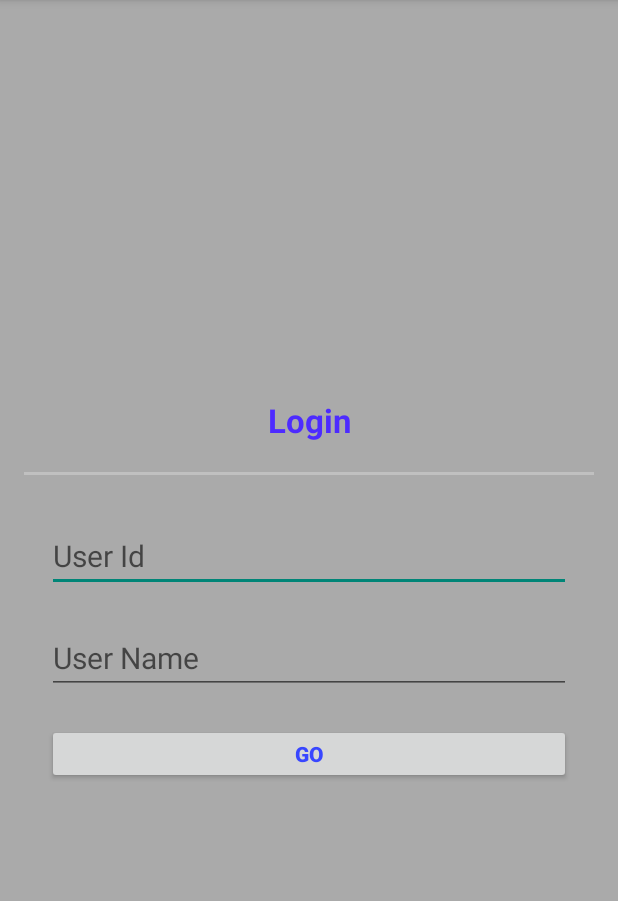
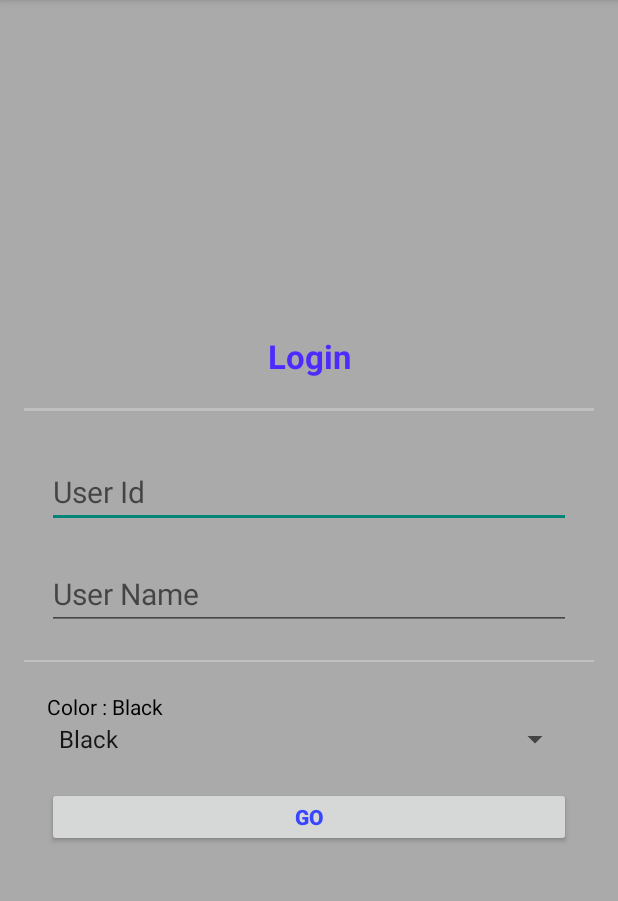
Before and after one commit to leslie0216/wormhole, an Android app: the screen it shows after launch (LoginActivity), on a phone screen of 412 x 824 dp, the part 84-985 px from its top. Run offline under Robolectric (Android 15) with nearby library versions, the phone set to English and light mode, and no system bars.

Commit message:
-disable log -add color selector

```diff
--- a/app/src/main/java/ca/usask/chl848/wormhole/LoginActivity.java
+++ b/app/src/main/java/ca/usask/chl848/wormhole/LoginActivity.java
@@ -4,21 +4,69 @@ import android.app.Activity;
 import android.app.AlertDialog;
 import android.content.DialogInterface;
 import android.content.Intent;
+import android.graphics.Color;
 import android.os.Bundle;
 import android.view.KeyEvent;
 import android.view.Menu;
 import android.view.MenuItem;
 import android.view.View;
+import android.widget.AdapterView;
+import android.widget.ArrayAdapter;
 import android.widget.Button;
+import android.widget.Spinner;
 import android.widget.TextView;
+
+import java.util.HashMap;
+import java.util.Locale;
 
 
 public class LoginActivity extends Activity {
+
+    private static final HashMap<String, Integer> m_ColorNameMap;
+
+    static {
+        m_ColorNameMap = new HashMap<>();
+        m_ColorNameMap.put("black", Color.BLACK);
+        m_ColorNameMap.put("darkgray", Color.DKGRAY);
+        m_ColorNameMap.put("gray", Color.GRAY);
+        m_ColorNameMap.put("lightgray", Color.LTGRAY);
+        m_ColorNameMap.put("white", Color.WHITE);
+        m_ColorNameMap.put("red", Color.RED);
+        m_ColorNameMap.put("green", Color.GREEN);
+        m_ColorNameMap.put("blue", Color.BLUE);
+        m_ColorNameMap.put("yellow", Color.YELLOW);
+        m_ColorNameMap.put("cyan", Color.CYAN);
+        m_ColorNameMap.put("magenta", Color.MAGENTA);
+        m_ColorNameMap.put("aqua", 0xFF00FFFF);
+        m_ColorNameMap.put("fuchsia", 0xFFFF00FF);
+        m_ColorNameMap.put("darkgrey", Color.DKGRAY);
+        m_ColorNameMap.put("grey", Color.GRAY);
+        m_ColorNameMap.put("lightgrey", Color.LTGRAY);
+        m_ColorNameMap.put("lime", 0xFF00FF00);
+        m_ColorNameMap.put("maroon", 0xFF800000);
+        m_ColorNameMap.put("navy", 0xFF000080);
+        m_ColorNameMap.put("olive", 0xFF808000);
+        m_ColorNameMap.put("purple", 0xFF800080);
+        m_ColorNameMap.put("silver", 0xFFC0C0C0);
+        m_ColorNameMap.put("teal", 0xFF008080);
+
+    }
+
+    private static final String[] Colors = {"Black", "DarkGrey", "Grey", "LightGrey", "White", "Red", "Green", "Blue", "Yellow", "Cyan", "Magenta", "Aqua", "Fuchsia", "Lime", "Maroon", "Navy", "Olive", "Purple", "Silver", "Teal"};
+    private TextView m_spinnerTextView;
 
     @Override
     protected void onCreate(Bundle savedInstanceState) {
         super.onCreate(savedInstanceState);
         setContentView(R.layout.activity_login);
+
+        m_spinnerTextView = (TextView)findViewById(R.id.txt_color);
+        Spinner spinner = (Spinner) findViewById(R.id.spinner_color);
+        ArrayAdapter<String> adapter = new ArrayAdapter<>(this, android.R.layout.simple_spinner_item, Colors);
+        adapter.setDropDownViewResource(android.R.layout.simple_spinner_dropdown_item);
+        spinner.setAdapter(adapter);
+        spinner.setOnItemSelectedListener(new SpinnerSelectedListener());
+        spinner.setVisibility(View.VISIBLE);
 
         Button btnPrev=(Button)this.findViewById(R.id.btn_go);
         btnPrev.setOnClickListener(new View.OnClickListener() {
@@ -32,12 +80,26 @@ public class LoginActivity extends Activity {
                     Bundle bundle = new Bundle();
                     bundle.putString("user", user);
                     bundle.putString("id", id);
+                    bundle.putInt("color", m_spinnerTextView.getCurrentTextColor());
                     intent.putExtras(bundle);
                     LoginActivity.this.startActivity(intent);
                     LoginActivity.this.finish();
                 }
             }
         });
+    }
+
+    class SpinnerSelectedListener implements AdapterView.OnItemSelectedListener {
+
+        public void onItemSelected(AdapterView<?> arg0, View arg1, int arg2,
+                                   long arg3) {
+            String color = Colors[arg2];
+            m_spinnerTextView.setText("Color : "+color);
+            m_spinnerTextView.setTextColor(m_ColorNameMap.get(color.toLowerCase(Locale.ROOT)));
+        }
+
+        public void onNothingSelected(AdapterView<?> arg0) {
+        }
     }
 
     public String getUserName() {
--- a/app/src/main/res/layout/activity_login.xml
+++ b/app/src/main/res/layout/activity_login.xml
@@ -61,6 +61,24 @@
             android:maxLength="10">
         </EditText>
 
+        <View
+            android:layout_width="fill_parent"
+            android:layout_height="1dp"
+            android:layout_marginBottom="20dp"
+            android:layout_marginTop="20dp"
+            android:background="#C0C0C0"/>
+
+        <TextView android:id="@+id/txt_color"
+            android:layout_width="fill_parent"
+            android:layout_height="wrap_content"
+            android:layout_marginRight="15dp"
+            android:layout_marginLeft="15dp"/>
+        <Spinner android:id="@+id/spinner_color"
+            android:layout_width="fill_parent"
+            android:layout_height="wrap_content"
+            android:layout_marginRight="15dp"
+            android:layout_marginLeft="15dp"/>
+
         <Button
             android:id="@+id/btn_go"
             android:layout_width="fill_parent"
```
Also changed, not shown: app/src/main/java/ca/usask/chl848/wormhole/MainActivity.java (+12 -2 lines), app/src/main/java/ca/usask/chl848/wormhole/MainView.java (+13 -10 lines).
